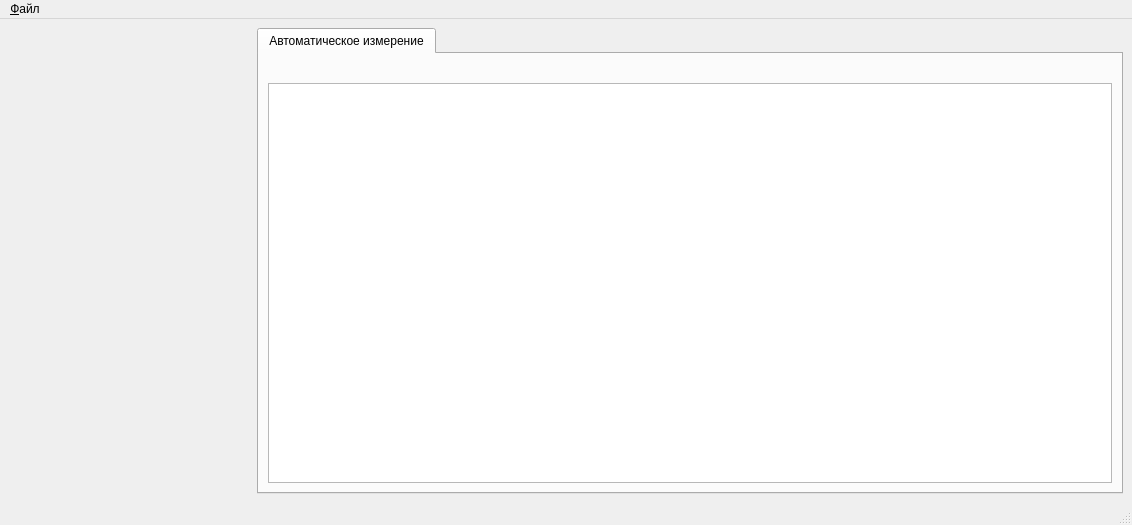
First picture: the form in mainwindow.ui, repository igrekus/amp_measure, before the edit.
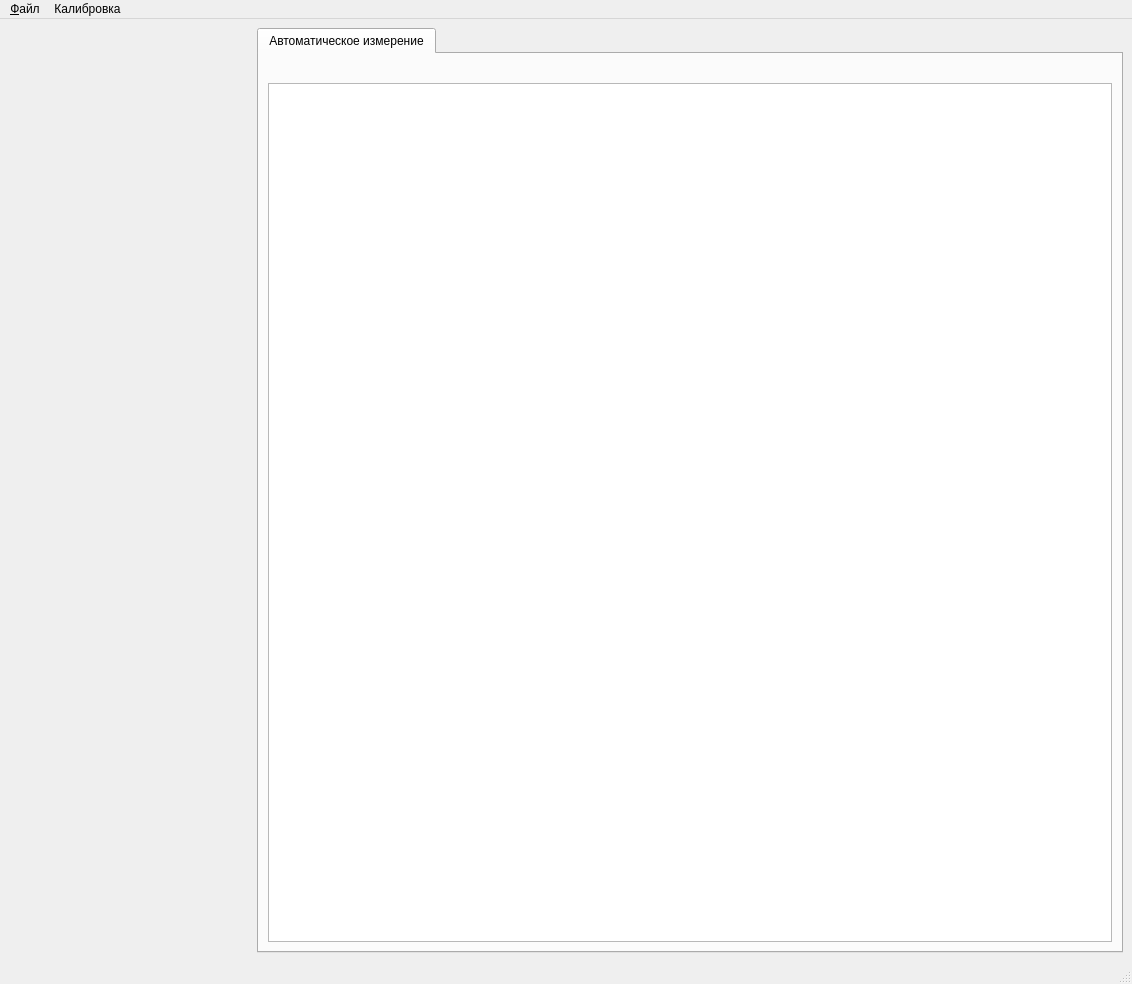
Second picture: the form after the edit. Icons and pictures are not drawn.

Commit message: WIP: add calibration menu stubs

```diff
--- a/mainwindow.ui
+++ b/mainwindow.ui
@@ -7,7 +7,7 @@
     <x>0</x>
     <y>0</y>
     <width>1132</width>
-    <height>525</height>
+    <height>984</height>
    </rect>
   </property>
   <property name="windowTitle">
@@ -95,7 +95,14 @@
     </property>
     <addaction name="actExit"/>
    </widget>
+   <widget class="QMenu" name="menu_2">
+    <property name="title">
+     <string>Калибровка</string>
+    </property>
+    <addaction name="actPPF"/>
+   </widget>
    <addaction name="menu"/>
+   <addaction name="menu_2"/>
   </widget>
   <widget class="QStatusBar" name="statusbar"/>
   <action name="actExit">
```
Left out of the diff: 11 changed lines with no effect on the pictures. The commit also changes 1 other file.
